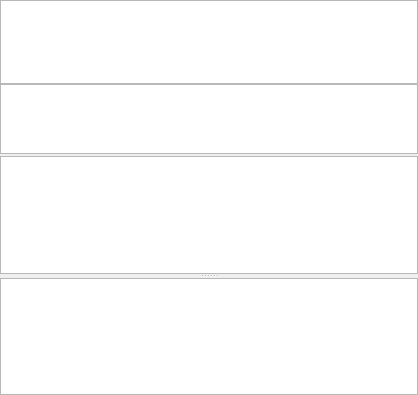
Qt form pngui/grid/QAdvancedTableView.ui (praaline/Praaline) before a commit.
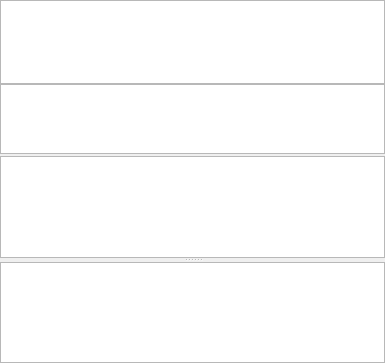
The same form after that commit. Custom widgets are drawn as their Qt base class.

Patch:
```diff
--- a/pngui/grid/QAdvancedTableView.ui
+++ b/pngui/grid/QAdvancedTableView.ui
@@ -6,8 +6,8 @@
    <rect>
     <x>0</x>
     <y>0</y>
-    <width>418</width>
-    <height>395</height>
+    <width>385</width>
+    <height>363</height>
    </rect>
   </property>
   <property name="windowTitle">
```
Left out of the diff: 11 changed lines with no effect on the pictures.
